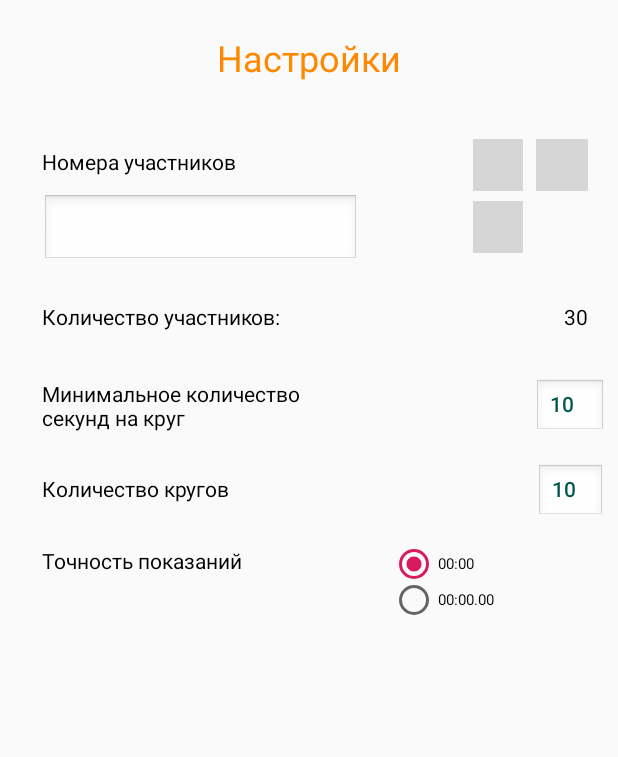
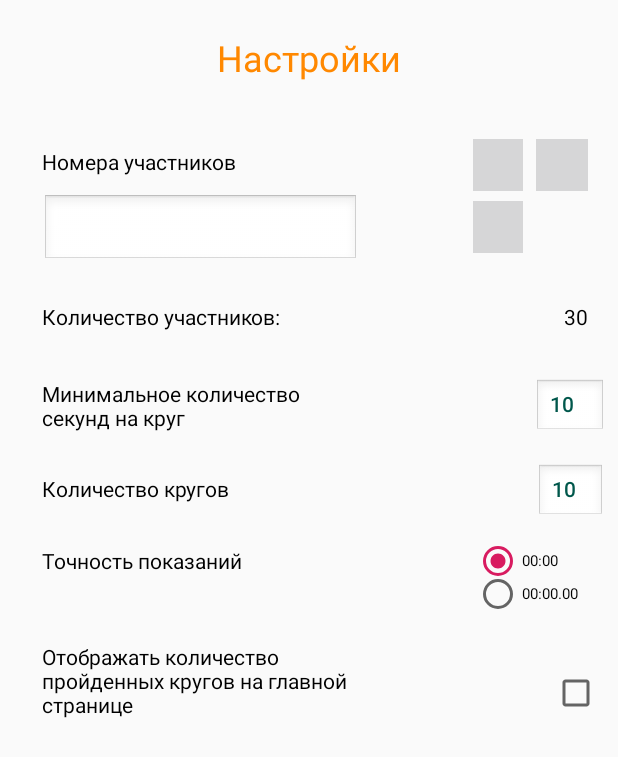
Before and after one commit to ytwog/Android_Stopwatch, an Android app: the layout layoutsettings.xml on its own in the app's theme, with its tools: preview values and no code run, on a phone screen of 412 x 824 dp. Shown: the top 757 px of the screen. Run offline under Robolectric (Android 15) with nearby library versions, the phone set to English and light mode, and no system bars.

Commit message:
revision 14

```diff
--- a/ApplicationTimer/app/src/main/AndroidManifest.xml
+++ b/ApplicationTimer/app/src/main/AndroidManifest.xml
@@ -2,7 +2,7 @@
 <manifest xmlns:android="http://schemas.android.com/apk/res/android"
     xmlns:dist="http://schemas.android.com/apk/distribution"
     package="com.example.applicationtimer">
-
+    android:configChanges="locale"
     <dist:module dist:instant="true" />
 
     <uses-permission android:name="android.permission.WAKE_LOCK" />
--- a/ApplicationTimer/app/src/main/res/layout/layoutsettings.xml
+++ b/ApplicationTimer/app/src/main/res/layout/layoutsettings.xml
@@ -31,7 +31,7 @@
         app:layout_constraintTop_toBottomOf="@+id/edit_RunnersNames" />
 
     <TextView
-        android:id="@+id/textView3"
+        android:id="@+id/textTab3Name"
         android:layout_width="wrap_content"
         android:layout_height="wrap_content"
         android:layout_marginStart="8dp"
@@ -78,6 +78,20 @@
         app:layout_constraintTop_toBottomOf="@+id/text_LapsNum" />
 
     <TextView
+        android:id="@+id/text_slashLap"
+        android:layout_width="211dp"
+        android:layout_height="67dp"
+        android:layout_marginStart="28dp"
+        android:layout_marginLeft="28dp"
+        android:layout_marginTop="44dp"
+        android:text="@string/_slashLap_str"
+        android:textColor="@android:color/black"
+        app:layout_constraintEnd_toEndOf="@+id/text_Accur"
+        app:layout_constraintHorizontal_bias="0.0"
+        app:layout_constraintStart_toStartOf="parent"
+        app:layout_constraintTop_toBottomOf="@+id/text_Accur" />
+
+    <TextView
         android:id="@+id/text_LapsNum"
         android:layout_width="166dp"
         android:layout_height="24dp"
@@ -108,7 +122,7 @@
 
     <RadioGroup
         android:id="@+id/radioGroup1"
-        android:layout_width="wrap_content"
+        android:layout_width="88dp"
         android:layout_height="wrap_content"
         android:checkedButton="@+id/radio_1"
         app:layout_constraintEnd_toEndOf="@+id/edit_TimeUntil"
@@ -116,8 +130,8 @@
 
         <RadioButton
             android:id="@+id/radio_1"
-            android:layout_width="121dp"
-            android:layout_height="24dp"
+            android:layout_width="82dp"
+            android:layout_height="20dp"
             android:checked="true"
             android:text="@string/_withoutMilis_text"
             android:textSize="10sp"
@@ -128,7 +142,7 @@
 
         <RadioButton
             android:id="@+id/radio_2"
-            android:layout_width="128dp"
+            android:layout_width="83dp"
             android:layout_height="23dp"
             android:layout_marginEnd="16dp"
             android:layout_marginRight="16dp"
@@ -139,7 +153,6 @@
     </RadioGroup>
 
     <EditText
-        android:theme = "@android:style/Theme.Black.NoTitleBar"
         android:id="@+id/edit_RunnersNames"
         android:layout_width="211dp"
         android:layout_height="wrap_content"
@@ -147,7 +160,8 @@
         android:layout_marginEnd="8dp"
         android:layout_marginRight="8dp"
         android:ems="10"
-        android:inputType="textPersonName"
+        android:inputType="textUri|textPersonName"
+        android:theme="@android:style/Theme.Black.NoTitleBar"
         app:layout_constraintEnd_toStartOf="@+id/button_DeleteText"
         app:layout_constraintHorizontal_bias="0.0"
         app:layout_constraintStart_toStartOf="@+id/text_Runners"
@@ -172,7 +186,7 @@
         android:layout_marginTop="12dp"
         android:textColor="@android:color/holo_red_dark"
         app:layout_constraintStart_toStartOf="@+id/runnerText"
-        app:layout_constraintTop_toBottomOf="@+id/textView3" />
+        app:layout_constraintTop_toBottomOf="@+id/textTab3Name" />
 
     <ImageButton
         android:id="@+id/button_DeleteText"
@@ -231,4 +245,14 @@
         app:layout_constraintTop_toTopOf="@+id/text_Runners"
         app:layout_constraintVertical_bias="0.0" />
 
+    <CheckBox
+        android:id="@+id/checkLapsSlash"
+        android:layout_width="36dp"
+        android:layout_height="40dp"
+        app:layout_constraintBottom_toBottomOf="@+id/text_slashLap"
+        app:layout_constraintEnd_toEndOf="@+id/radioGroup1"
+        app:layout_constraintHorizontal_bias="1.0"
+        app:layout_constraintStart_toStartOf="@+id/radioGroup1"
+        app:layout_constraintTop_toTopOf="@+id/text_slashLap" />
+
 </android.support.constraint.ConstraintLayout>
--- a/ApplicationTimer/app/src/main/res/values/strings.xml
+++ b/ApplicationTimer/app/src/main/res/values/strings.xml
@@ -29,4 +29,5 @@
     <string name="title_activity_tabbed_stopwatch">TabbedStopwatch</string>
     <string name="action_settings">Settings</string>
     <string name="section_format">Hello World from section: %1$d</string>
+    <string name="_slashLap_str">Отображать количество пройденных кругов на главной странице</string>
 </resources>
```
Also changed, not shown: ApplicationTimer/app/src/main/java/com/example/applicationtimer/TabbedStopwatch.java (+142 -19 lines), ApplicationTimer/app/src/main/res/drawable-hdpi/icon8cancel1.png (deleted), ApplicationTimer/app/src/main/res/drawable-mdpi/icon8cancel1.png (deleted), ApplicationTimer/app/src/main/res/drawable-xhdpi/icon8cancel1.png (deleted), ApplicationTimer/app/src/main/res/drawable-xxhdpi/icon8cancel1.png (deleted), ApplicationTimer/app/src/main/res/drawable-xxxhdpi/icon8cancel1.png (deleted), 2 other files.
